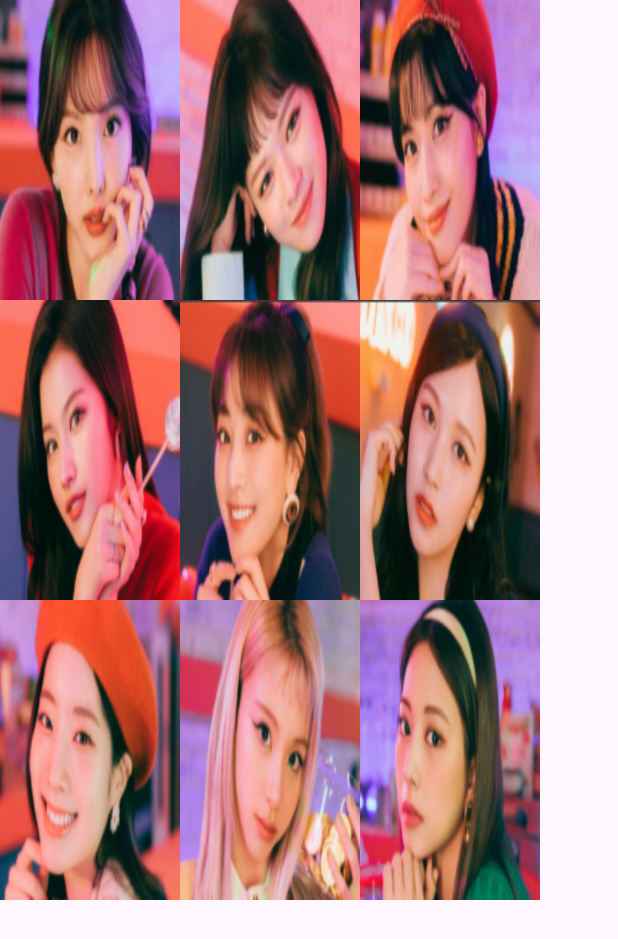
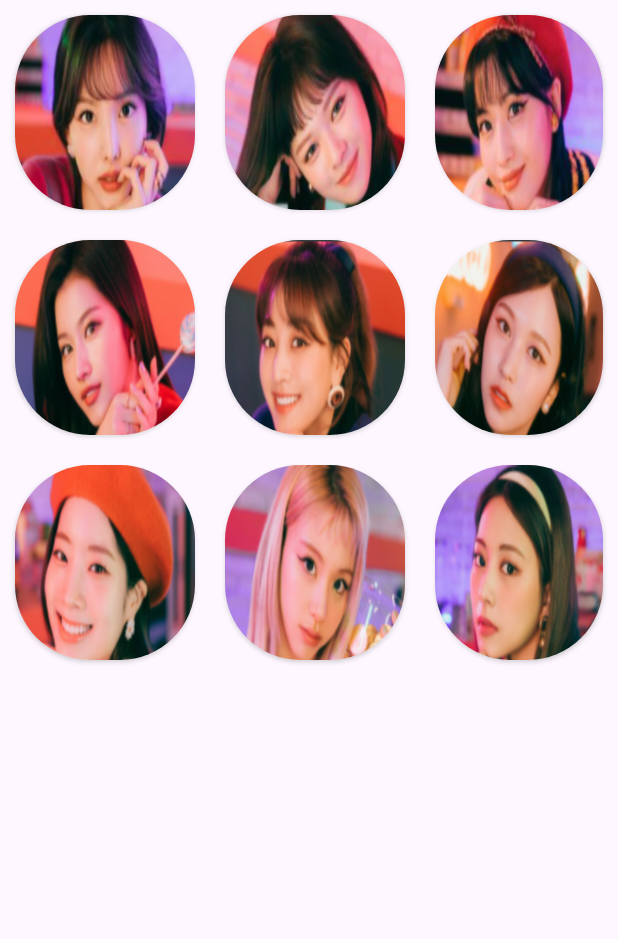
Before and after one commit to hyoonpark/kotlin-matbogi, an Android app: the screen it shows after launch (MainActivity), on a phone screen of 412 x 824 dp. Shown: the top 939 px of the screen. Run offline under Robolectric (Android 15) with nearby library versions, the phone set to English and light mode, and no system bars.

Commit message:
update: 마진, 패딩, 둥글게 하기

```diff
--- a/day2/app/src/main/res/layout/activity_main.xml
+++ b/day2/app/src/main/res/layout/activity_main.xml
@@ -11,73 +11,152 @@
 
     <LinearLayout
         android:layout_width="match_parent"
-        android:layout_height="200dp">
+        android:layout_height="150dp">
+
+        <androidx.cardview.widget.CardView
+            android:layout_width="wrap_content"
+            android:layout_height="wrap_content"
+            android:layout_margin="10dp"
+            app:cardCornerRadius="50dp">
 
             <ImageView
                 android:scaleType="fitXY"
                 android:src="@drawable/member_1"
                 android:layout_width="120dp"
-            android:layout_height="200dp"/>
+                android:layout_height="150dp"/>
+
+        </androidx.cardview.widget.CardView>
+
+        <androidx.cardview.widget.CardView
+            android:layout_width="wrap_content"
+            android:layout_height="wrap_content"
+            android:layout_margin="10dp"
+            app:cardCornerRadius="50dp">
 
             <ImageView
                 android:scaleType="fitXY"
                 android:src="@drawable/member_2"
                 android:layout_width="120dp"
-            android:layout_height="200dp"/>
+                android:layout_height="150dp"/>
+
+        </androidx.cardview.widget.CardView>
+
+        <androidx.cardview.widget.CardView
+            android:layout_width="wrap_content"
+            android:layout_height="wrap_content"
+            android:layout_margin="10dp"
+            app:cardCornerRadius="50dp">
 
             <ImageView
                 android:scaleType="fitXY"
                 android:src="@drawable/member_3"
                 android:layout_width="120dp"
-            android:layout_height="200dp"/>
+                android:layout_height="150dp"/>
+
+        </androidx.cardview.widget.CardView>
+
 
     </LinearLayout>
 
     <LinearLayout
         android:layout_width="match_parent"
-        android:layout_height="200dp">
+        android:layout_height="150dp">
+
+        <androidx.cardview.widget.CardView
+            android:layout_width="wrap_content"
+            android:layout_height="wrap_content"
+            android:layout_margin="10dp"
+            app:cardCornerRadius="50dp">
 
             <ImageView
                 android:scaleType="fitXY"
                 android:src="@drawable/member_4"
                 android:layout_width="120dp"
-            android:layout_height="200dp"/>
+                android:layout_height="150dp"/>
+
+        </androidx.cardview.widget.CardView>
+
+
+        <androidx.cardview.widget.CardView
+            android:layout_width="wrap_content"
+            android:layout_height="wrap_content"
+            android:layout_margin="10dp"
+            app:cardCornerRadius="50dp">
 
             <ImageView
                 android:scaleType="fitXY"
                 android:src="@drawable/member_5"
                 android:layout_width="120dp"
-            android:layout_height="200dp"/>
+                android:layout_height="150dp"/>
+
+        </androidx.cardview.widget.CardView>
+
+
+        <androidx.cardview.widget.CardView
+            android:layout_width="wrap_content"
+            android:layout_height="wrap_content"
+            android:layout_margin="10dp"
+            app:cardCornerRadius="50dp">
 
             <ImageView
                 android:scaleType="fitXY"
                 android:src="@drawable/member_6"
                 android:layout_width="120dp"
-            android:layout_height="200dp"/>
+                android:layout_height="150dp"/>
+
+        </androidx.cardview.widget.CardView>
+
 
     </LinearLayout>
 
     <LinearLayout
         android:layout_width="match_parent"
-        android:layout_height="200dp">
+        android:layout_height="150dp">
+
+        <androidx.cardview.widget.CardView
+            android:layout_width="wrap_content"
+            android:layout_height="wrap_content"
+            android:layout_margin="10dp"
+            app:cardCornerRadius="50dp">
 
             <ImageView
                 android:scaleType="fitXY"
                 android:src="@drawable/member_7"
                 android:layout_width="120dp"
-            android:layout_height="200dp"/>
+                android:layout_height="150dp"/>
+
+        </androidx.cardview.widget.CardView>
+
+
+        <androidx.cardview.widget.CardView
+            android:layout_width="wrap_content"
+            android:layout_height="wrap_content"
+            android:layout_margin="10dp"
+            app:cardCornerRadius="50dp">
 
             <ImageView
                 android:scaleType="fitXY"
                 android:src="@drawable/member_8"
                 android:layout_width="120dp"
-            android:layout_height="200dp"/>
+                android:layout_height="150dp"/>
+
+        </androidx.cardview.widget.CardView>
+
+
+        <androidx.cardview.widget.CardView
+            android:layout_width="wrap_content"
+            android:layout_height="wrap_content"
+            android:layout_margin="10dp"
+            app:cardCornerRadius="50dp">
 
             <ImageView
                 android:scaleType="fitXY"
                 android:src="@drawable/member_9"
                 android:layout_width="120dp"
-            android:layout_height="200dp"/>
+                android:layout_height="150dp"/>
+
+        </androidx.cardview.widget.CardView>
+
 
     </LinearLayout>
 
--- a/day2/app/src/main/res/layout/activity_splash.xml
+++ b/day2/app/src/main/res/layout/activity_splash.xml
@@ -8,6 +8,8 @@
     tools:context=".SplashActivity">
 
     <ImageView
+        android:layout_margin="20dp"
+        android:padding="20dp"
         android:src="@drawable/splash"
         android:layout_width="match_parent"
         android:layout_height="match_parent" />
```
Lines whose indentation alone changed are shown as unchanged.
